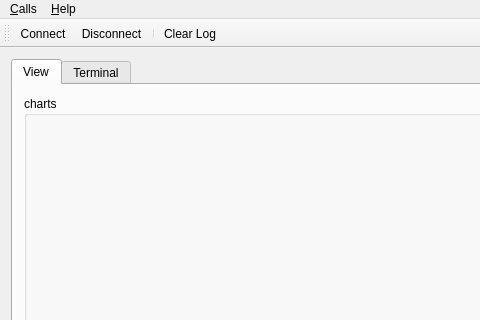
Qt form mainwindow.ui (nephen/RobotController) before a commit; both pictures show x 0 to 480 and y 0 to 320 of the 887 by 681 pixel window.
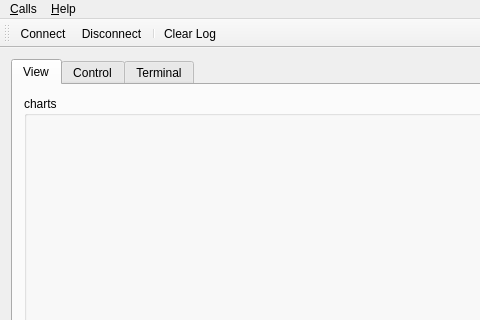
The same form after that commit. Icons and pictures are not drawn. Custom widgets are drawn as their Qt base class.

Commit message: func:Add target value curve

```diff
--- a/mainwindow.ui
+++ b/mainwindow.ui
@@ -36,6 +36,11 @@
           </item>
          </layout>
         </widget>
+        <widget class="QWidget" name="tab">
+         <attribute name="title">
+          <string>Control</string>
+         </attribute>
+        </widget>
         <widget class="QWidget" name="Terminal">
          <attribute name="title">
           <string>Terminal</string>
```
Left out of the diff: 4 changed lines with no effect on the pictures. The commit also changes 2 other files.
